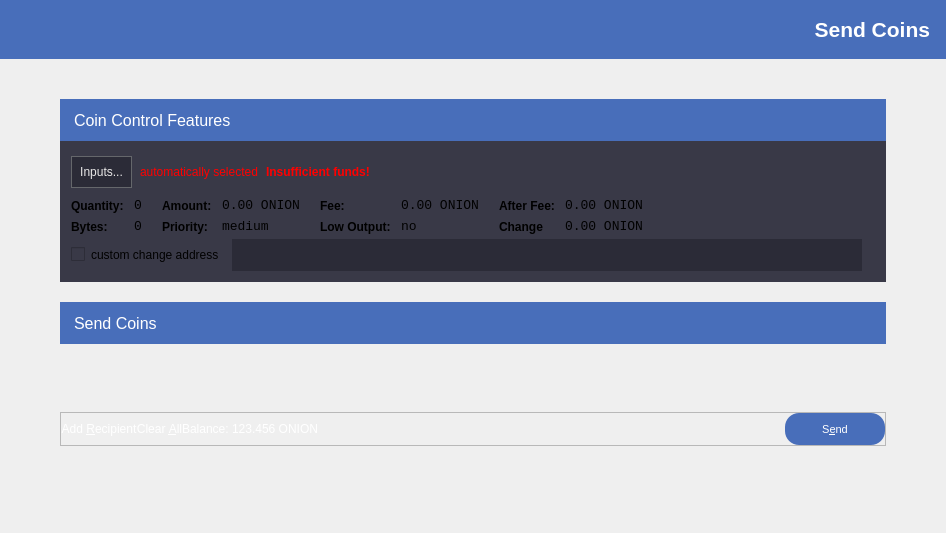
The window that src/qt/forms/sendcoinsdialog.ui (deeponion/deeponion-legacy) describes before a commit, drawn with Qt 5.
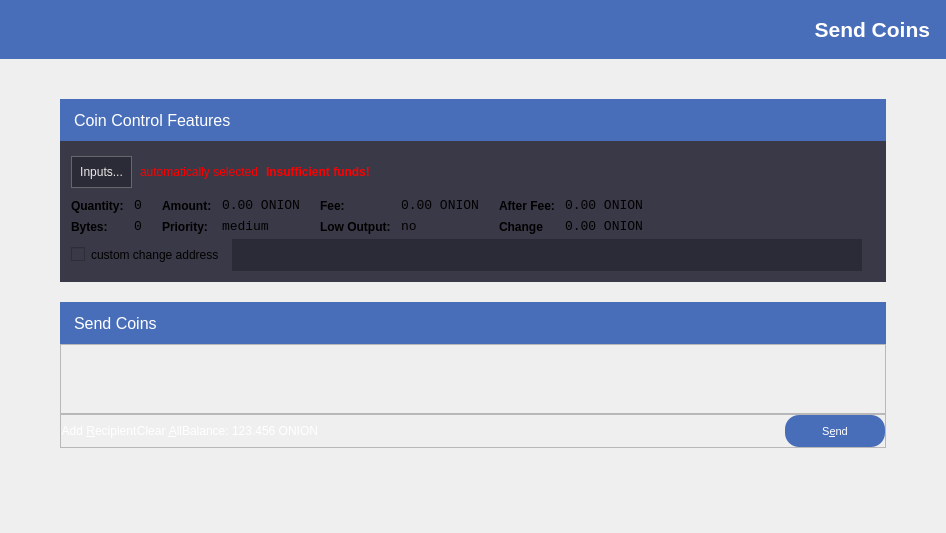
The same window after the commit. Icons and pictures are not drawn.

Commit message:
Removed ContextMenu on BtcAmountField, fixed a border
Removed ContextMenu on BtcAmountField, fixed a border

What changed in the file:
```diff
--- a/src/qt/forms/sendcoinsdialog.ui
+++ b/src/qt/forms/sendcoinsdialog.ui
@@ -811,7 +811,7 @@
        <item>
         <widget class="QScrollArea" name="scrollArea">
          <property name="styleSheet">
-          <string notr="true">border: none;</string>
+          <string notr="true"/>
          </property>
          <property name="widgetResizable">
           <bool>true</bool>
@@ -821,7 +821,7 @@
            <rect>
             <x>0</x>
             <y>0</y>
-            <width>822</width>
+            <width>820</width>
             <height>85</height>
            </rect>
           </property>
```
The commit also changes 1 other file.
